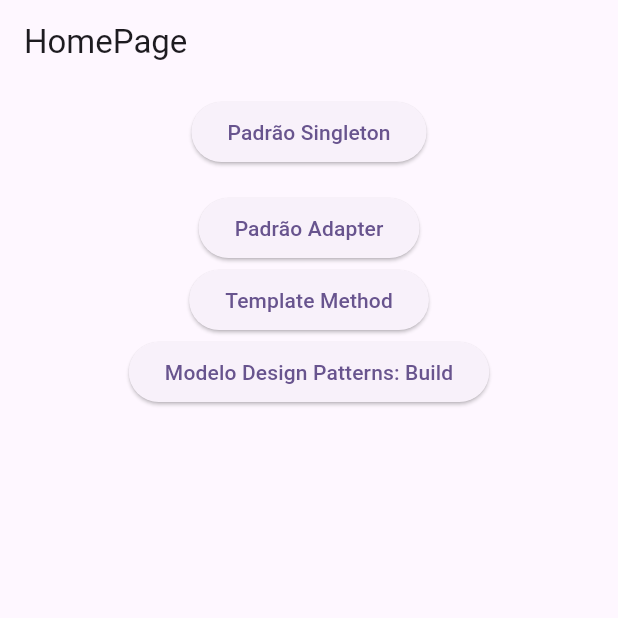
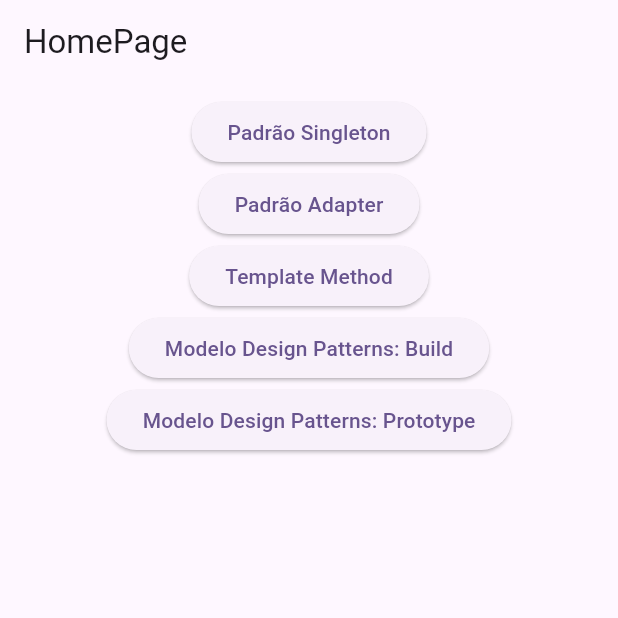
Before and after one commit to wahlfernando/flutter_design_patterns, a Flutter app: the screen it shows after launch, on a phone screen of 412 x 824 dp, the top half of it. Run offline on Flutter 3.47's test engine with Material 3 defaults, Android fonts, the phone set to English and light mode, and no system bars; our stand-ins replace get.

Commit message:
Padrão prototype

```diff
--- a/lib/src/home/home/home_page.dart
+++ b/lib/src/home/home/home_page.dart
@@ -30,9 +30,6 @@ class HomePage extends GetView<HomeController> {
                   },
                   child: const ChildElevateButton(title: 'Padrão Singleton'),
                 ),
-                const SizedBox(
-                   height: 16,
-                ),
                 ElevatedButton(
                   onPressed: () {
                     ExternalLibrary externalLib = ExternalLibrary();
@@ -55,7 +52,12 @@ class HomePage extends GetView<HomeController> {
                   },
                   child: const ChildElevateButton(title: 'Modelo Design Patterns: Build'),
                 ),
-
+                ElevatedButton(
+                  onPressed: () {
+                    Get.toNamed('/prototype');
+                  },
+                  child: const ChildElevateButton(title: 'Modelo Design Patterns: Prototype'),
+                ),
               ],
             ),
           ),
--- /dev/null
+++ b/lib/src/patterns/prototype/component/custon_container_interface.dart
@@ -0,0 +1,3 @@
+abstract class CustonContainerInterface<T> {
+  T clone();
+}
--- /dev/null
+++ b/lib/src/patterns/prototype/page/prototype_bindings.dart
@@ -0,0 +1,9 @@
+import 'package:get/get.dart';
+import 'prototype_controller.dart';
+
+class PrototypeBindings implements Bindings {
+    @override
+    void dependencies() {
+        Get.put(PrototypeController());
+    }
+}
--- /dev/null
+++ b/lib/src/patterns/prototype/page/prototype_controller.dart
@@ -0,0 +1,3 @@
+import 'package:get/get.dart';
+
+class PrototypeController extends GetxController {}
--- a/lib/src/routes/app_pages.dart
+++ b/lib/src/routes/app_pages.dart
@@ -1,9 +1,11 @@
 import 'package:design_patterns/src/home/home/home_bindings.dart';
 import 'package:design_patterns/src/home/home/home_page.dart';
 import 'package:design_patterns/src/patterns/builder/build_page/build_page.dart';
+import 'package:design_patterns/src/patterns/prototype/page/prototype_page.dart';
 import 'package:get/get.dart';
 
 import '../patterns/builder/build_page/build_page_bindings.dart';
+import '../patterns/prototype/page/prototype_bindings.dart';
 
 part './app_routes.dart';
 
@@ -13,7 +15,20 @@ class AppPages {
   static const initial = Routes.home;
 
   static final routes = [
-    GetPage(name: Routes.home, page: () => const HomePage(), binding: HomeBindings()),
-    GetPage(name: Routes.buildPage, page: () => const BuildPage(), binding: BuildPageBindings()),
+    GetPage(
+      name: Routes.home,
+      page: () => const HomePage(),
+      binding: HomeBindings(),
+    ),
+    GetPage(
+      name: Routes.buildPage,
+      page: () => const BuildPage(),
+      binding: BuildPageBindings(),
+    ),
+    GetPage(
+      name: Routes.prototype,
+      page: () => const PrototypePage(),
+      binding: PrototypeBindings(),
+    ),
   ];
 }
--- a/lib/src/routes/app_routes.dart
+++ b/lib/src/routes/app_routes.dart
@@ -3,5 +3,6 @@ part of './app_pages.dart';
 abstract class Routes {
   static const home = '/home';
   static const buildPage = '/build_page';
+  static const prototype = '/prototype';
 
 }
```
Also changed, not shown: lib/src/patterns/prototype/component/custom_container.dart (added, +16 -0 lines), lib/src/patterns/prototype/page/prototype_page.dart (added, +59 -0 lines).
